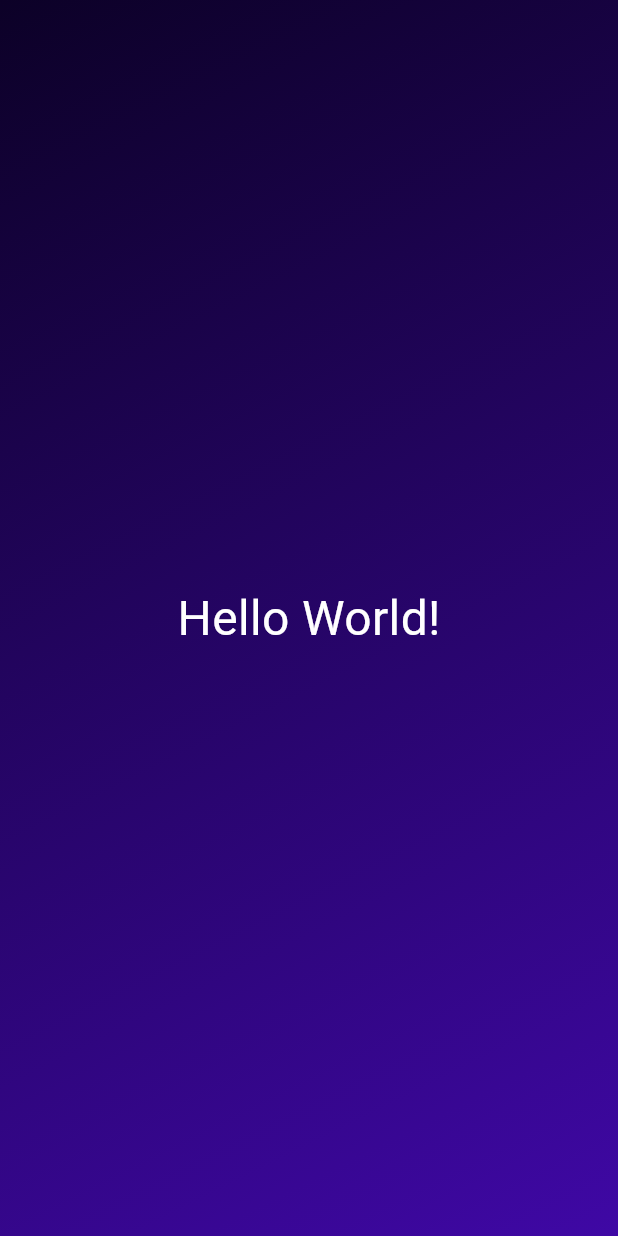
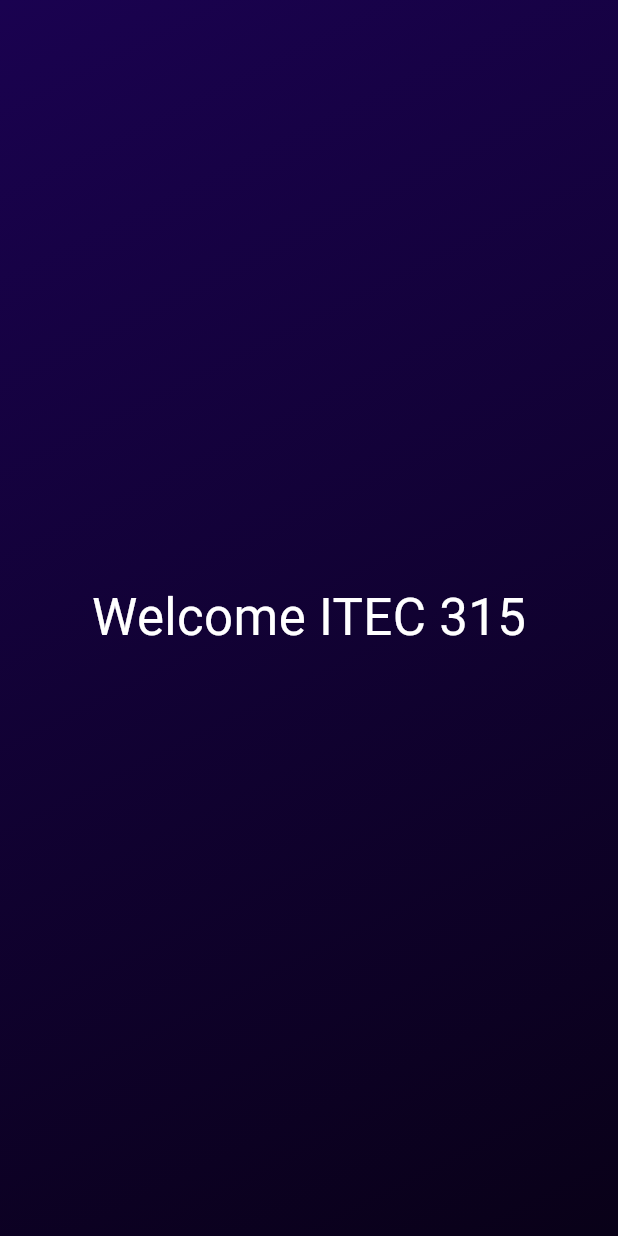
Before and after one commit to thehwayne/first_app, a Flutter app: the screen it shows after launch, on a phone screen of 412 x 824 dp. Run offline on Flutter 3.47's test engine with Material 3 defaults, Android fonts, the phone set to English and light mode, and no system bars.

Commit message:
12:06 changes

```diff
--- /dev/null
+++ b/lib/centered.dart
@@ -0,0 +1,18 @@
+import 'package:flutter/material.dart';
+
+class Centered extends StatelessWidget {
+  Centered(this.text, {super.key});
+  String text;
+  @override
+  Widget build(BuildContext context) {
+    return Center(
+      child: Text(
+        text,
+        style: const TextStyle(
+          color: Colors.white,
+          fontSize: 34,
+        ),
+      ),
+    );
+  }
+}
--- /dev/null
+++ b/lib/gradient_container.dart
@@ -0,0 +1,24 @@
+import 'package:first_app/centered.dart';
+import 'package:flutter/material.dart';
+
+class GradientContainer extends StatelessWidget {
+  GradientContainer(this.startAlignment, this.endAlignment,{super.key});
+  Alignment startAlignment;
+  Alignment endAlignment;
+  @override
+  Widget build(BuildContext context) {
+    return Container(
+      decoration:  BoxDecoration(
+        gradient: LinearGradient(
+          begin: startAlignment,
+          end: endAlignment,
+          colors: const [
+            Color.fromARGB(255, 26, 2, 80),
+            Color.fromARGB(255, 9, 1, 24),
+          ],
+        ),
+      ),
+      child: Centered("Welcome ITEC 315"),
+    );
+  }
+}
```
Also changed, not shown: lib/main.dart (+2 -21 lines).
